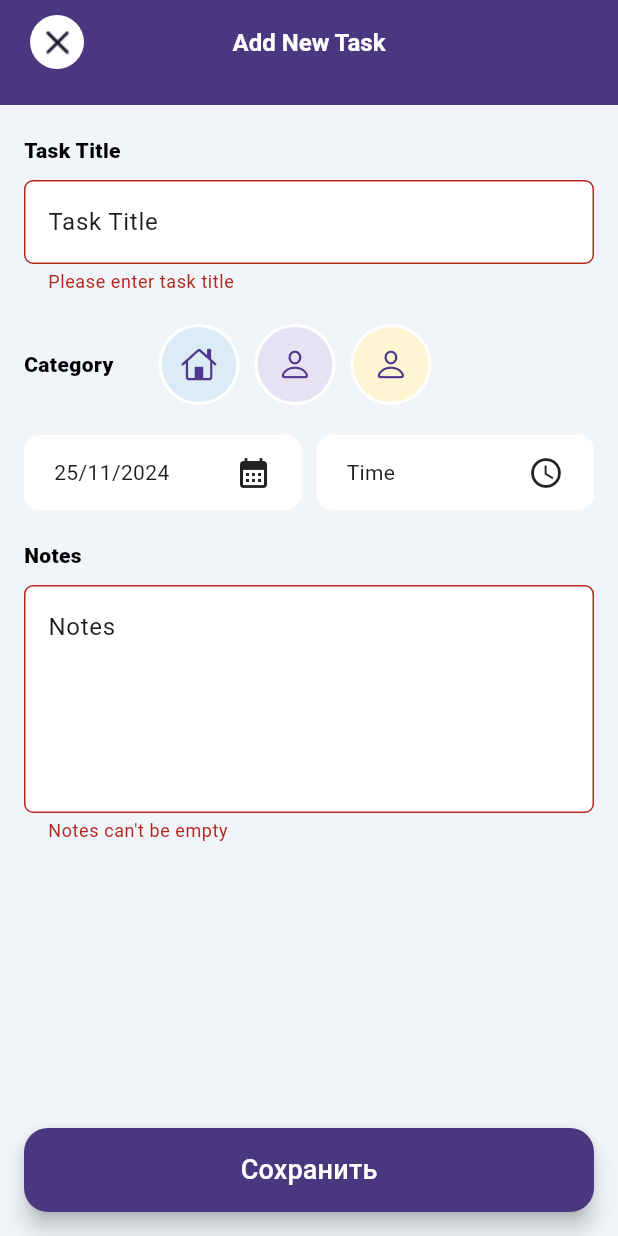
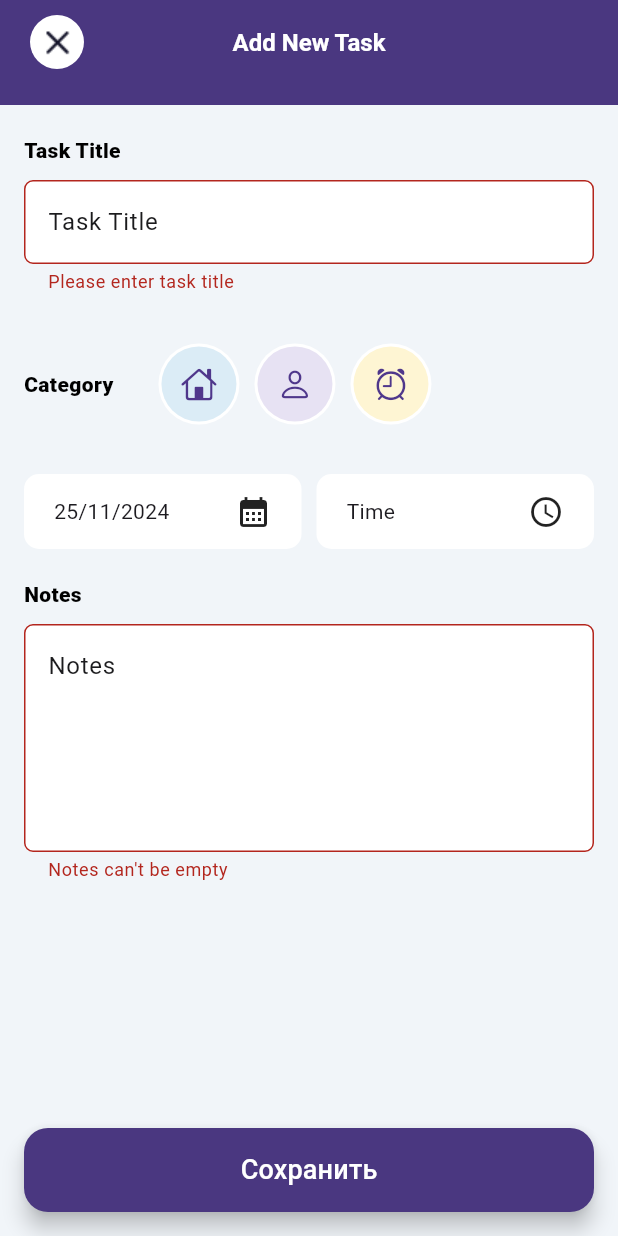
Before and after one commit to PrudkoVitaly/app_task, a Flutter app: the AddScreen screen opened directly, after a tap on "Сохранить", on a phone screen of 412 x 824 dp. Run offline on Flutter 3.47's test engine with Material 3 defaults, Android fonts, the phone set to English and light mode, and no system bars; our stand-ins replace animate_do, calendar_timeline, get_it, hive, hive_flutter; accounts and stored records are empty; generated files the repository leaves out were written again.

Commit message:
25/11/2024

```diff
--- /dev/null
+++ b/lib/core/utils.dart
@@ -0,0 +1,8 @@
+// Category Icons
+import 'package:flutter/material.dart';
+
+Map<String, IconData> categoryIcons = {
+  "Work": Icons.home,
+  "Personal": Icons.person,
+  "Health": Icons.alarm,
+};
--- a/lib/data/model/categoty_model.dart
+++ b/lib/data/model/categoty_model.dart
@@ -3,7 +3,7 @@ import 'package:flutter/material.dart';
 
 class CategoryModel {
   final IconData icon;
-  final Color color;
+  final int color;
   bool isSelected;
 
   CategoryModel({
@@ -17,14 +17,15 @@ class CategoryModel {
 List<CategoryModel> categories = [
   CategoryModel(
     icon: CupertinoIcons.home,
-    color: Color(0xFFDBECF6),
+    color: 0xFFDBECF6,
+
   ),
   CategoryModel(
     icon: CupertinoIcons.person,
-    color: Color(0xFFE7E2F3),
+    color: 0xFFE7E2F3,
   ),
   CategoryModel(
-    icon: CupertinoIcons.person,
-    color: Color(0xFFFEF5D3),
+    icon: CupertinoIcons.alarm,
+    color: 0xFFFEF5D3,
   ),
 ];
--- a/lib/presentation/screens/add_screen.dart
+++ b/lib/presentation/screens/add_screen.dart
@@ -6,6 +6,7 @@ import 'package:flutter/material.dart';
 import 'package:hive/hive.dart';
 
 import '../../core/app_colors.dart';
+import '../../core/utils.dart';
 import '../../data/model/categoty_model.dart';
 import '../../data/model/task_model.dart';
 import '../../service_locator.dart';
@@ -32,11 +33,7 @@ class _AddScreenState extends State<AddScreen> {
   }
 
   // Selected Category
-  void selectedCategory(int index) {
-    setState(() {
-      categories[index].isSelected = !categories[index].isSelected;
-    });
-  }
+  int? selectedCategoryIndex;
 
   // Selected Date
   DateTime selectedDate = DateTime.now();
@@ -69,28 +66,21 @@ class _AddScreenState extends State<AddScreen> {
     }
   }
 
-  // Category Icons
-  Map<String, IconData> categoryIcons = {
-    "Work": Icons.work,
-    "Personal": Icons.person,
-    "Health": Icons.health_and_safety,
-    "Shopping": Icons.shopping_bag,
-    "Travel": Icons.flight,
-  };
+  final addTaskUseCase = sl<AddTaskUseCase>();
 
-  final addTaskUseCase = sl<AddTaskUseCase>();
+
 
   void save() async {
     final title = titleController.text;
     final notes = notesController.text;
-    if (key.currentState!.validate()) {
+    if (key.currentState!.validate() && selectedCategoryIndex != null && selectedTime != null ) {
       final task = TasksEntities(
         title: title,
-        color: 0xFFDBECF6,
-        icon: categoryIcons.keys.toList()[0],
-        date:  DateTime.now(),
-        hour: TimeOfDay.now().hour,
-        minute: TimeOfDay.now().minute,
+        color: categories[selectedCategoryIndex!].color,
+        icon: categoryIcons.keys.toList()[selectedCategoryIndex!],
+        date: selectedDate,
+        hour: selectedTime!.hour,
+        minute: selectedTime!.minute,
         notes: notes,
         id: DateTime.now().toString(),
       );
@@ -98,7 +88,6 @@ class _AddScreenState extends State<AddScreen> {
       await addTaskUseCase.call(task);
       Navigator.pop(context);
     }
-
   }
 
   @override
@@ -190,28 +179,37 @@ class _AddScreenState extends State<AddScreen> {
         children: [
           _textWidget(text: "Category"),
           const SizedBox(width: 30),
-          for (int i = 0; i < 3; i++)
-            SingleChildScrollView(
+          Expanded(
+            child: SizedBox(
+              height: 80,
+              child: ListView.builder(
                 scrollDirection: Axis.horizontal,
-              child: GestureDetector(
+                itemCount: categories.length,
+                itemBuilder: (context, index) {
+                  final isSelected = selectedCategoryIndex == index;
+                  return GestureDetector(
                     onTap: () {
-                  selectedCategory(i);
+                      setState(() {
+                         selectedCategoryIndex = index;
+                      });
                     },
                     child: Padding(
                       padding: const EdgeInsets.only(right: 10),
                       child: CircleAvatar(
-                    backgroundColor: categories[i].isSelected
-                        ? AppColors.primary
-                        : AppColors.whiteColor,
+                        backgroundColor:
+                            isSelected ? AppColors.primary : AppColors.whiteColor,
                         radius: 27,
                         child: CircleAvatar(
-                      backgroundColor: categories[i].color,
+                          backgroundColor: Color(categories[index].color),
                           radius: 25,
                           child: Icon(
-                        categories[i].icon,
+                            categories[index].icon,
                           ),
                         ),
                       ),
+                    ),
+                  );
+                },
               ),
             ),
           ),
--- a/lib/service_locator.dart
+++ b/lib/service_locator.dart
@@ -19,6 +19,9 @@ Future<void> setUpServiceLocator() async {
 
   final _getTask = await Hive.openBox<TaskModel>('taskBox');
 
+  await Hive.openBox("deletedNotes");
+  await Hive.openBox<TaskModel>("tasks");
+
   sl.registerLazySingleton<TaskDateSource>(() => TaskDateSource(_getTask));
 
   sl.registerLazySingleton<TaskRepositories>(
```
Also changed, not shown: lib/presentation/widgets/task_container_widget.dart (+31 -9 lines). Lines whose indentation alone changed are shown as unchanged.
